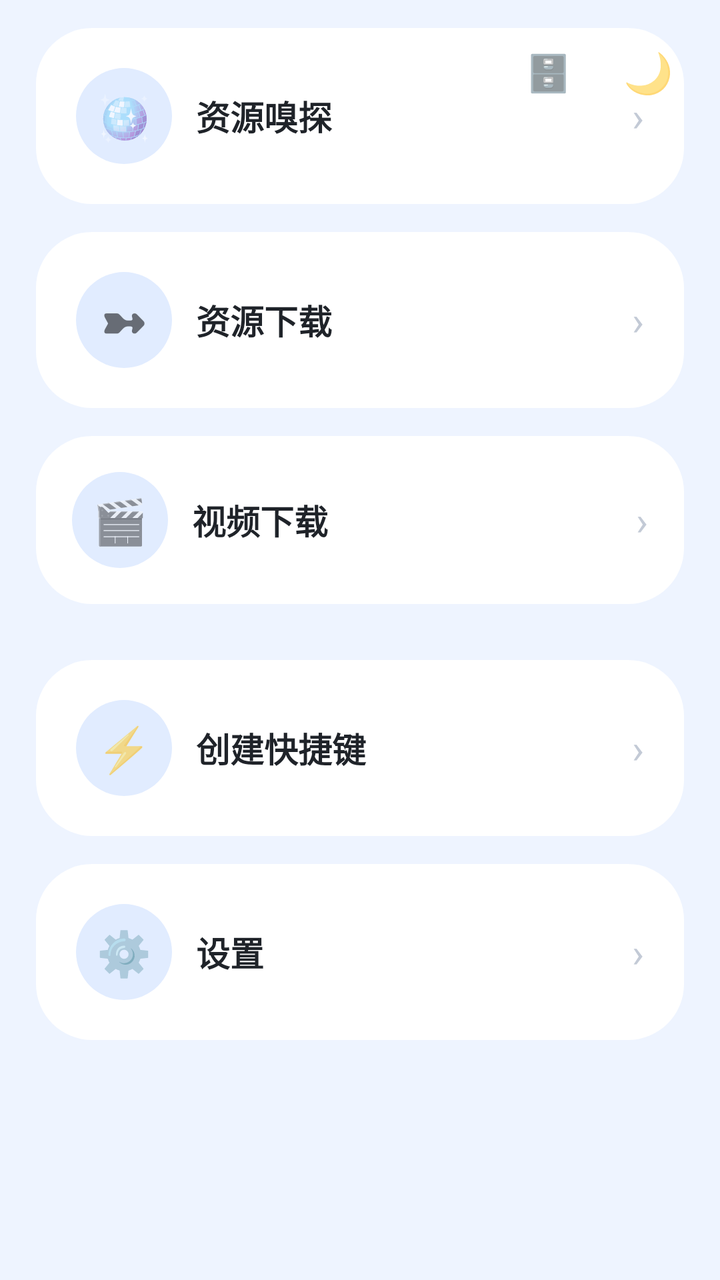
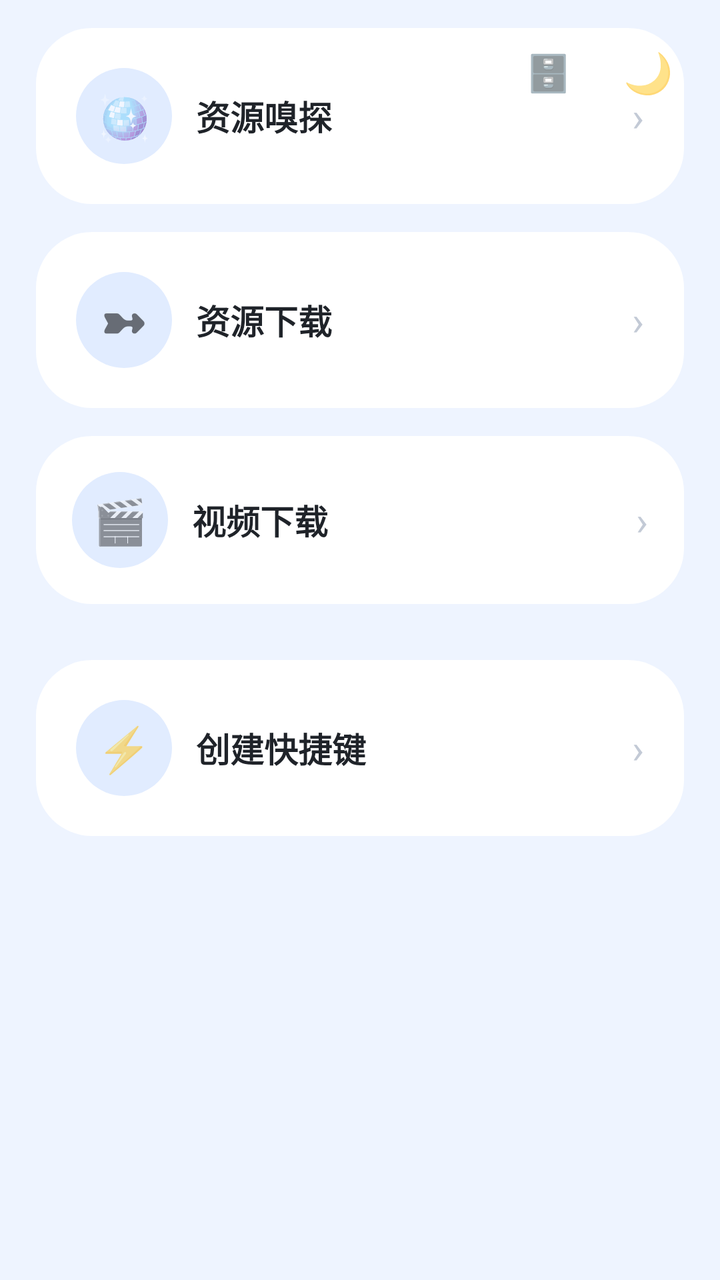

Before-and-after screenshots of an Android layout around one commit, followed by the original layout XML and the change that was made.
<!-- AndroidManifest.xml: application theme AppTheme -->
<!-- res/layout/activity_toolbox.xml -->
<?xml version="1.0" encoding="utf-8"?>
<FrameLayout xmlns:android="http://schemas.android.com/apk/res/android"
    android:id="@+id/toolRoot"
    android:layout_width="match_parent" android:layout_height="match_parent">

    <TextView android:id="@+id/lanToggle"
        android:layout_width="44dp" android:layout_height="44dp"
        android:layout_gravity="top|right" android:layout_marginTop="14dp" android:layout_marginRight="64dp"
        android:gravity="center" android:elevation="6dp"
        android:text="🗄️" android:textSize="18sp"/>

    <TextView android:id="@+id/themeToggle"
        android:layout_width="44dp" android:layout_height="44dp"
        android:layout_gravity="top|right" android:layout_margin="14dp"
        android:gravity="center" android:elevation="6dp"
        android:text="🌙" android:textSize="20sp"/>

    <LinearLayout android:id="@+id/toolColumn"
        android:layout_width="match_parent" android:layout_height="match_parent"
        android:orientation="vertical"
        android:background="@color/bg">

        <ScrollView
            android:layout_width="match_parent" android:layout_height="match_parent"
            android:fillViewport="true" android:scrollbars="none">

            <LinearLayout
                android:layout_width="match_parent" android:layout_height="wrap_content"
                android:orientation="vertical"
                android:paddingLeft="18dp" android:paddingRight="18dp"
                android:paddingTop="14dp" android:paddingBottom="18dp">

                <LinearLayout android:tag="card" android:id="@+id/cardPlayer"
                    android:layout_width="match_parent" android:layout_height="wrap_content"
                    android:layout_marginTop="0dp"
                    android:background="@drawable/bg_card_md3" android:orientation="vertical"
                    android:padding="20dp">

                    <LinearLayout
                        android:layout_width="match_parent" android:layout_height="wrap_content"
                        android:orientation="horizontal" android:gravity="center_vertical">
                        <TextView
                            android:layout_width="48dp" android:layout_height="48dp"
                            android:background="@drawable/bg_btn_md3"
                            android:text="🪩" android:textSize="22sp" android:gravity="center"/>
                        <TextView
                            android:layout_width="0dp" android:layout_height="wrap_content"
                            android:layout_weight="1" android:layout_marginLeft="12dp"
                            android:text="资源嗅探" android:textSize="17sp"
                            android:textStyle="bold" android:tag="title" android:textColor="@color/textMain"/>
                        <TextView android:text="›" android:textSize="20sp"
                            android:textColor="#C3CAD6"
                            android:layout_width="wrap_content" android:layout_height="wrap_content"/>
                    </LinearLayout>
                </LinearLayout>

                <LinearLayout android:tag="card" android:id="@+id/cardDownload"
                    android:layout_width="match_parent" android:layout_height="wrap_content"
                    android:layout_marginTop="14dp"
                    android:background="@drawable/bg_card_md3" android:orientation="vertical"
                    android:padding="20dp">
                    <LinearLayout
                        android:layout_width="match_parent" android:layout_height="wrap_content"
                        android:orientation="horizontal" android:gravity="center_vertical">
                        <TextView
                            android:layout_width="48dp" android:layout_height="48dp"
                            android:background="@drawable/bg_btn_md3"
                            android:text="➼" android:textSize="22sp" android:gravity="center"/>
                        <TextView
                            android:layout_width="0dp" android:layout_height="wrap_content"
                            android:layout_weight="1" android:layout_marginLeft="12dp"
                            android:text="资源下载" android:textSize="17sp"
                            android:textStyle="bold" android:tag="title" android:textColor="@color/textMain"/>
                        <TextView android:text="›" android:textSize="20sp"
                            android:textColor="#C3CAD6"
                            android:layout_width="wrap_content" android:layout_height="wrap_content"/>
                    </LinearLayout>
                </LinearLayout>
                 <LinearLayout android:tag="card" android:id="@+id/cardVideoDl"
                    android:layout_width="match_parent" android:layout_height="wrap_content"
                    android:layout_marginTop="14dp"
                    android:background="@drawable/bg_card_md3" android:orientation="vertical"
                    android:padding="18dp">
                    <LinearLayout android:layout_width="match_parent" android:layout_height="wrap_content"
                        android:orientation="horizontal" android:gravity="center_vertical">
                        <TextView android:layout_width="48dp" android:layout_height="48dp"
                            android:background="@drawable/bg_btn_md3"
                            android:text="🎬" android:textSize="22sp" android:gravity="center"/>
                        <TextView
                            android:layout_width="0dp" android:layout_height="wrap_content"
                            android:layout_weight="1" android:layout_marginLeft="12dp"
                            android:text="视频下载" android:textSize="17sp"
                            android:textStyle="bold" android:tag="title" android:textColor="@color/textMain"/>
                        <TextView android:text="›" android:textSize="20sp"
                            android:textColor="#C3CAD6"
                            android:layout_width="wrap_content" android:layout_height="wrap_content"/>
                    </LinearLayout>
                </LinearLayout>

               <LinearLayout android:tag="card" android:id="@+id/calendarCard"
                    android:layout_width="match_parent" android:layout_height="wrap_content"
                    android:layout_marginTop="14dp"
                    android:background="@drawable/bg_card_md3" android:orientation="vertical">
                    <LinearLayout android:id="@+id/calHost"
                        android:layout_width="match_parent" android:layout_height="wrap_content"
                        android:orientation="vertical"/>
               </LinearLayout>

               <LinearLayout android:tag="card" android:id="@+id/cardShortcut"
                    android:layout_width="match_parent" android:layout_height="wrap_content"
                    android:layout_marginTop="14dp"
                    android:background="@drawable/bg_card_md3" android:orientation="vertical"
                    android:padding="20dp">
                    <LinearLayout
                        android:layout_width="match_parent" android:layout_height="wrap_content"
                        android:orientation="horizontal" android:gravity="center_vertical">
                        <TextView
                            android:layout_width="48dp" android:layout_height="48dp"
                            android:background="@drawable/bg_btn_md3" android:padding="8dp"
                            android:text="⚡" android:textSize="22sp" android:gravity="center"/>
                        <TextView
                            android:layout_width="0dp" android:layout_height="wrap_content"
                            android:layout_weight="1" android:layout_marginLeft="12dp"
                            android:text="创建快捷键" android:textSize="17sp"
                            android:textStyle="bold" android:tag="title" android:textColor="@color/textMain"/>
                        <TextView android:text="›" android:textSize="20sp"
                            android:textColor="#C3CAD6"
                            android:layout_width="wrap_content" android:layout_height="wrap_content"/>
                    </LinearLayout>
                </LinearLayout>



                <LinearLayout android:tag="card" android:id="@+id/cardAppSettings"
                    android:layout_width="match_parent" android:layout_height="wrap_content"
                    android:layout_marginTop="14dp"
                    android:background="@drawable/bg_card_md3" android:orientation="vertical"
                    android:padding="20dp">
                    <LinearLayout
                        android:layout_width="match_parent" android:layout_height="wrap_content"
                        android:orientation="horizontal" android:gravity="center_vertical">
                        <TextView
                            android:layout_width="48dp" android:layout_height="48dp"
                            android:background="@drawable/bg_btn_md3" android:padding="8dp"
                            android:text="⚙️" android:textSize="22sp" android:gravity="center"/>
                        <TextView
                            android:layout_width="0dp" android:layout_height="wrap_content"
                            android:layout_weight="1" android:layout_marginLeft="12dp"
                            android:text="设置" android:textSize="17sp"
                            android:textStyle="bold" android:tag="title" android:textColor="@color/textMain"/>
                        <TextView android:text="›" android:textSize="20sp"
                            android:textColor="#C3CAD6"
                            android:layout_width="wrap_content" android:layout_height="wrap_content"/>
                    </LinearLayout>
                </LinearLayout>
            </LinearLayout>
        </ScrollView>
    </LinearLayout>
</FrameLayout>
<!-- resources referenced by this layout -->
<resources>
  <color name="bg">#EEF4FF</color>
  <color name="textMain">#1F2329</color>
  <!-- drawable bg_btn_md3 (drawable) -->
  <?xml version="1.0" encoding="utf-8"?>
  <shape xmlns:android="http://schemas.android.com/apk/res/android">
      <solid android:color="#E1ECFF"/>
      <corners android:radius="24dp"/>
  </shape>
  <!-- drawable bg_card_md3 (drawable) -->
  <?xml version="1.0" encoding="utf-8"?>
  <ripple xmlns:android="http://schemas.android.com/apk/res/android"
      android:color="#224C7DFF">
      <item>
          <shape>
              <solid android:color="#FFFFFF"/>
              <corners android:radius="28dp"/>
          </shape>
      </item>
  </ripple>
  <style name="AppTheme" parent="Theme.MaterialComponents.DayNight.NoActionBar">
          <item name="android:windowFullscreen">true</item>
          <item name="android:windowNoTitle">true</item>
          <item name="android:windowTranslucentNavigation">true</item>
          <item name="android:windowBackground">@color/bg</item>
          <item name="android:colorAccent">@color/blue2</item>
          <item name="colorPrimary">@color/blue2</item>
          <item name="colorSecondary">@color/blue2</item>
          <item name="android:colorControlHighlight">#22315CDE</item>
      </style>
  <color name="blue2">#1677FF</color>
</resources>

<!-- the commit's change to res/layout/activity_toolbox.xml (unified diff, before → after) -->
@@ -131,28 +131,6 @@
 
 
 
-                <LinearLayout android:tag="card" android:id="@+id/cardAppSettings"
-                    android:layout_width="match_parent" android:layout_height="wrap_content"
-                    android:layout_marginTop="14dp"
-                    android:background="@drawable/bg_card_md3" android:orientation="vertical"
-                    android:padding="20dp">
-                    <LinearLayout
-                        android:layout_width="match_parent" android:layout_height="wrap_content"
-                        android:orientation="horizontal" android:gravity="center_vertical">
-                        <TextView
-                            android:layout_width="48dp" android:layout_height="48dp"
-                            android:background="@drawable/bg_btn_md3" android:padding="8dp"
-                            android:text="⚙️" android:textSize="22sp" android:gravity="center"/>
-                        <TextView
-                            android:layout_width="0dp" android:layout_height="wrap_content"
-                            android:layout_weight="1" android:layout_marginLeft="12dp"
-                            android:text="设置" android:textSize="17sp"
-                            android:textStyle="bold" android:tag="title" android:textColor="@color/textMain"/>
-                        <TextView android:text="›" android:textSize="20sp"
-                            android:textColor="#C3CAD6"
-                            android:layout_width="wrap_content" android:layout_height="wrap_content"/>
-                    </LinearLayout>
-                </LinearLayout>
             </LinearLayout>
         </ScrollView>
     </LinearLayout>
